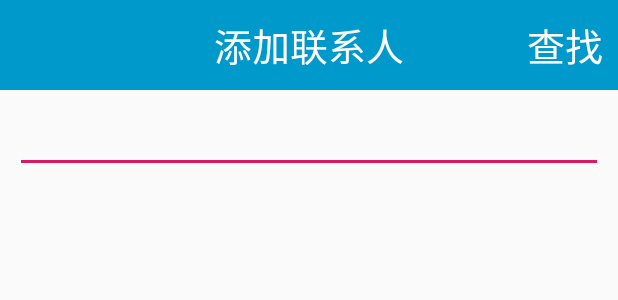
After one commit to seriouszyx/TrivialIM, an Android app: the layout activity_add_contact.xml on its own in the app's theme, with its tools: preview values and no code run, on a phone screen of 412 x 824 dp. The commit adds this screen. Shown: the top 300 px of the screen. Run offline under Robolectric (Android 15) with nearby library versions, the phone set to English and light mode, and no system bars.

Commit message:
完成发送添加好友邀请功能

```diff
--- /dev/null
+++ b/TrivialIM/app/src/main/res/layout/activity_add_contact.xml
@@ -0,0 +1,68 @@
+<?xml version="1.0" encoding="utf-8"?>
+<LinearLayout
+    xmlns:android="http://schemas.android.com/apk/res/android"
+    xmlns:tools="http://schemas.android.com/tools"
+    android:layout_width="match_parent"
+    android:layout_height="match_parent"
+    android:orientation="vertical">
+
+    <RelativeLayout
+        android:background="@android:color/holo_blue_dark"
+        android:layout_width="match_parent"
+        android:layout_height="60dp">
+        <TextView
+            android:text="添加联系人"
+            android:textSize="25sp"
+            android:layout_centerInParent="true"
+            android:textColor="@android:color/white"
+            android:layout_width="wrap_content"
+            android:layout_height="wrap_content" />
+
+        <TextView
+            android:id="@+id/tv_add_find"
+            android:text="查找"
+            android:textSize="25sp"
+            android:textColor="@android:color/white"
+            android:layout_alignParentRight="true"
+            android:gravity="center"
+            android:layout_marginRight="10dp"
+            android:layout_width="wrap_content"
+            android:layout_height="match_parent" />
+    </RelativeLayout>
+
+    <EditText
+        android:id="@+id/et_add_name"
+        android:layout_margin="10dp"
+        android:layout_width="match_parent"
+        android:layout_height="wrap_content" />
+
+    <RelativeLayout
+        android:visibility="gone"
+        android:id="@+id/rl_add"
+        android:layout_margin="10dp"
+        android:layout_width="match_parent"
+        android:layout_height="wrap_content">
+        <ImageView
+            android:id="@+id/iv_add_photo"
+            android:src="@drawable/logo"
+            android:layout_width="50dp"
+            android:layout_height="50dp" />
+        <TextView
+            android:id="@+id/tv_add_name"
+            android:text="名称"
+            android:textSize="20sp"
+            android:layout_toRightOf="@+id/iv_add_photo"
+            android:layout_marginLeft="10dp"
+            android:layout_centerInParent="true"
+            android:layout_width="wrap_content"
+            android:layout_height="wrap_content" />
+
+        <Button
+            android:id="@+id/bt_add_add"
+            android:text="添加"
+            android:layout_alignParentRight="true"
+            android:layout_width="wrap_content"
+            android:layout_height="wrap_content" />
+    </RelativeLayout>
+
+</LinearLayout>
```
Also changed, not shown: TrivialIM/app/src/main/AndroidManifest.xml (+10 -5 lines), TrivialIM/app/src/main/java/io/github/seriouszyx/trivialim/controller/activity/AddContactActivity.java (added, +122 -0 lines), TrivialIM/app/src/main/java/io/github/seriouszyx/trivialim/controller/fragment/ContactListFragment.java (+15 -0 lines).
